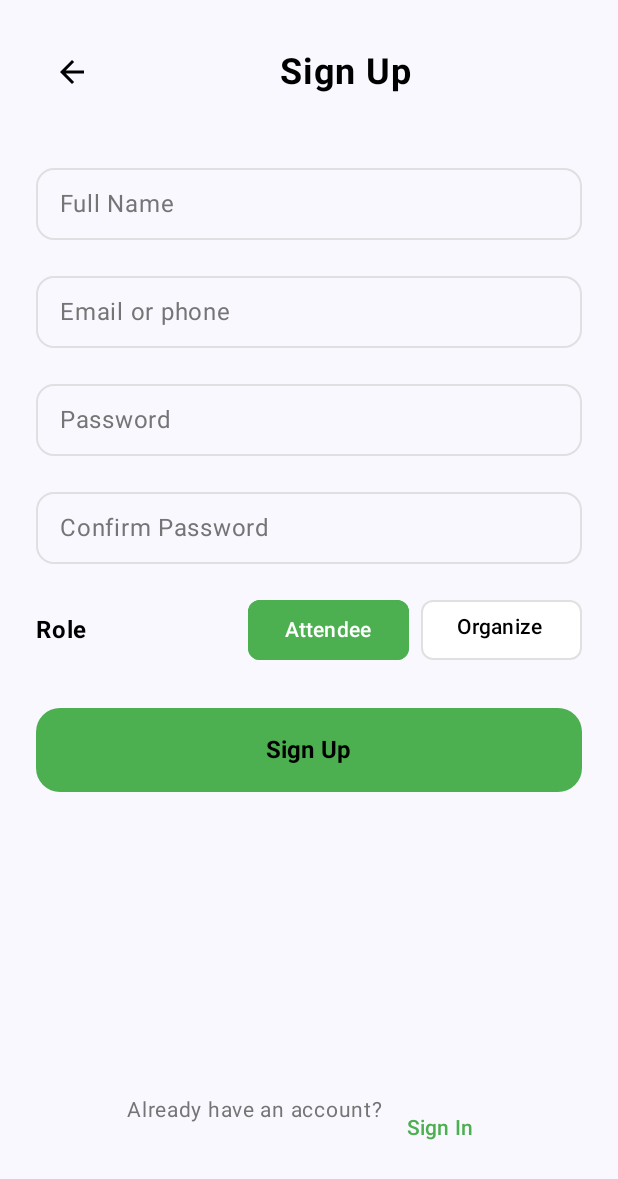
After one commit to e-mond/EventsWave, an Android app built with Jetpack Compose: the SignUpScreen screen opened through its navigation route, on a phone screen of 412 x 824 dp. The commit adds this screen. Shown: the top 1179 px of the screen. Run offline under Robolectric (Android 15) with nearby library versions, the phone set to English and light mode, and no system bars; our stand-ins replace Dagger/Hilt's generated code, Room's generated code.

Commit message:
Add signup screen with complete UI and navigation integration - Create SignUpScreen component with full name, email/phone, password fields - Add role selection (Attendee/Organizer) with toggle buttons - Implement SignUpViewModel with validation logic - Integrate signup screen into navigation flow - Fix containerColor parameter issues in auth screens - Connect login and signup screens with proper navigation

```diff
--- a/app/src/main/kotlin/com/eventwave/app/MainActivity.kt
+++ b/app/src/main/kotlin/com/eventwave/app/MainActivity.kt
@@ -24,10 +24,12 @@ import com.eventwave.app.navigation.NavigationRoutes
 import com.eventwave.app.ui.screens.attendee.EventListScreen
 import com.eventwave.app.ui.screens.attendee.EventDetailScreen
 import com.eventwave.app.ui.screens.auth.LoginScreen
+import com.eventwave.app.ui.screens.auth.SignUpScreen
 import com.eventwave.app.ui.screens.splash.SplashScreen
 import com.eventwave.app.ui.theme.EventWaveTheme
 import com.eventwave.app.ui.viewmodel.LoginViewModel
 import com.eventwave.app.ui.viewmodel.MainViewModel
+import com.eventwave.app.ui.viewmodel.SignUpViewModel
 import dagger.hilt.android.AndroidEntryPoint
 
 @AndroidEntryPoint
@@ -53,6 +55,7 @@ fun EventWaveApp() {
     val navController = rememberNavController()
     val mainViewModel: MainViewModel = hiltViewModel()
     val loginViewModel: LoginViewModel = hiltViewModel()
+    val signUpViewModel: SignUpViewModel = hiltViewModel()
 
     // Initialize sample data
     LaunchedEffect(Unit) {
@@ -82,10 +85,24 @@ fun EventWaveApp() {
                     // TODO: Navigate to forgot password screen
                 },
                 onSignUpClick = {
-                    // TODO: Navigate to sign up screen
+                    navController.navigate(NavigationRoutes.SignUp.route)
                 },
                 onHelpClick = {
                     // TODO: Show help dialog
+                }
+            )
+        }
+
+        composable(NavigationRoutes.SignUp.route) {
+            SignUpScreen(
+                onBackClick = {
+                    navController.popBackStack()
+                },
+                onSignUpClick = { fullName, emailOrPhone, password, confirmPassword, role ->
+                    signUpViewModel.signUp(fullName, emailOrPhone, password, confirmPassword, role)
+                },
+                onSignInClick = {
+                    navController.popBackStack()
                 }
             )
         }
@@ -124,4 +141,15 @@ fun EventWaveApp() {
             loginViewModel.resetLoginState()
         }
     }
+
+    // Handle signup state changes
+    LaunchedEffect(signUpViewModel.signUpState.collectAsState().value) {
+        val signUpState = signUpViewModel.signUpState.value
+        if (signUpState.isSignedUp) {
+            navController.navigate(NavigationRoutes.AttendeeMain.route) {
+                popUpTo(NavigationRoutes.SignUp.route) { inclusive = true }
+            }
+            signUpViewModel.resetSignUpState()
+        }
+    }
 }
--- a/app/src/main/kotlin/com/eventwave/app/navigation/NavigationRoutes.kt
+++ b/app/src/main/kotlin/com/eventwave/app/navigation/NavigationRoutes.kt
@@ -4,6 +4,7 @@ sealed class NavigationRoutes(val route: String) {
     // Main Navigation
     object Splash : NavigationRoutes("splash")
     object Login : NavigationRoutes("login")
+    object SignUp : NavigationRoutes("signup")
 
     // Attendee Navigation
     object AttendeeMain : NavigationRoutes("attendee_main")
--- a/app/src/main/kotlin/com/eventwave/app/ui/screens/auth/LoginScreen.kt
+++ b/app/src/main/kotlin/com/eventwave/app/ui/screens/auth/LoginScreen.kt
@@ -78,8 +78,7 @@ fun LoginScreen(
                 focusedBorderColor = Color(0xFF4CAF50),
                 unfocusedBorderColor = Color(0xFFE0E0E0),
                 focusedLabelColor = Color(0xFF4CAF50),
-                unfocusedLabelColor = Color(0xFF757575),
-                containerColor = Color(0xFFF5F5F5)
+                unfocusedLabelColor = Color(0xFF757575)
             ),
             keyboardOptions = KeyboardOptions(
                 keyboardType = KeyboardType.Email,
@@ -103,8 +102,7 @@ fun LoginScreen(
                 focusedBorderColor = Color(0xFF4CAF50),
                 unfocusedBorderColor = Color(0xFFE0E0E0),
                 focusedLabelColor = Color(0xFF4CAF50),
-                unfocusedLabelColor = Color(0xFF757575),
-                containerColor = Color(0xFFF5F5F5)
+                unfocusedLabelColor = Color(0xFF757575)
             ),
             visualTransformation = PasswordVisualTransformation(),
             keyboardOptions = KeyboardOptions(
--- /dev/null
+++ b/app/src/main/kotlin/com/eventwave/app/ui/screens/auth/SignUpScreen.kt
@@ -0,0 +1,285 @@
+package com.eventwave.app.ui.screens.auth
+
+import androidx.compose.foundation.layout.*
+import androidx.compose.foundation.shape.RoundedCornerShape
+import androidx.compose.foundation.text.KeyboardOptions
+import androidx.compose.material.icons.Icons
+import androidx.compose.material.icons.filled.ArrowBack
+import androidx.compose.material3.*
+import androidx.compose.runtime.*
+import androidx.compose.ui.Alignment
+import androidx.compose.ui.Modifier
+import androidx.compose.ui.graphics.Color
+import androidx.compose.ui.text.font.FontWeight
+import androidx.compose.ui.text.input.ImeAction
+import androidx.compose.ui.text.input.KeyboardType
+import androidx.compose.ui.text.input.PasswordVisualTransformation
+import androidx.compose.ui.text.style.TextAlign
+import androidx.compose.ui.unit.dp
+import androidx.compose.ui.unit.sp
+
+enum class UserRole {
+    ATTENDEE, ORGANIZER
+}
+
+@OptIn(ExperimentalMaterial3Api::class)
+@Composable
+fun SignUpScreen(
+    onBackClick: () -> Unit,
+    onSignUpClick: (String, String, String, String, UserRole) -> Unit,
+    onSignInClick: () -> Unit
+) {
+    var fullName by remember { mutableStateOf("") }
+    var emailOrPhone by remember { mutableStateOf("") }
+    var password by remember { mutableStateOf("") }
+    var confirmPassword by remember { mutableStateOf("") }
+    var selectedRole by remember { mutableStateOf(UserRole.ATTENDEE) }
+
+    Column(
+        modifier = Modifier
+            .fillMaxSize()
+            .padding(24.dp)
+    ) {
+        // Header with Back Arrow and Title
+        Row(
+            modifier = Modifier.fillMaxWidth(),
+            verticalAlignment = Alignment.CenterVertically
+        ) {
+            IconButton(
+                onClick = onBackClick,
+                modifier = Modifier.size(48.dp)
+            ) {
+                Icon(
+                    imageVector = Icons.Default.ArrowBack,
+                    contentDescription = "Back",
+                    tint = Color.Black
+                )
+            }
+
+            Spacer(modifier = Modifier.weight(1f))
+
+            Text(
+                text = "Sign Up",
+                fontSize = 24.sp,
+                fontWeight = FontWeight.Bold,
+                color = Color.Black,
+                modifier = Modifier.weight(1f),
+                textAlign = TextAlign.Center
+            )
+
+            Spacer(modifier = Modifier.weight(1f))
+        }
+
+        Spacer(modifier = Modifier.height(32.dp))
+
+        // Full Name Input Field
+        OutlinedTextField(
+            value = fullName,
+            onValueChange = { fullName = it },
+            label = { Text("Full Name") },
+            modifier = Modifier
+                .fillMaxWidth()
+                .height(56.dp),
+            shape = RoundedCornerShape(12.dp),
+            colors = OutlinedTextFieldDefaults.colors(
+                focusedBorderColor = Color(0xFF4CAF50),
+                unfocusedBorderColor = Color(0xFFE0E0E0),
+                focusedLabelColor = Color(0xFF4CAF50),
+                unfocusedLabelColor = Color(0xFF757575)
+            ),
+            keyboardOptions = KeyboardOptions(
+                keyboardType = KeyboardType.Text,
+                imeAction = ImeAction.Next
+            ),
+            singleLine = true
+        )
+
+        Spacer(modifier = Modifier.height(16.dp))
+
+        // Email or Phone Input Field
+        OutlinedTextField(
+            value = emailOrPhone,
+            onValueChange = { emailOrPhone = it },
+            label = { Text("Email or phone") },
+            modifier = Modifier
+                .fillMaxWidth()
+                .height(56.dp),
+            shape = RoundedCornerShape(12.dp),
+            colors = OutlinedTextFieldDefaults.colors(
+                focusedBorderColor = Color(0xFF4CAF50),
+                unfocusedBorderColor = Color(0xFFE0E0E0),
+                focusedLabelColor = Color(0xFF4CAF50),
+                unfocusedLabelColor = Color(0xFF757575)
+            ),
+            keyboardOptions = KeyboardOptions(
+                keyboardType = KeyboardType.Email,
+                imeAction = ImeAction.Next
+            ),
+            singleLine = true
+        )
+
+        Spacer(modifier = Modifier.height(16.dp))
+
+        // Password Input Field
+        OutlinedTextField(
+            value = password,
+            onValueChange = { password = it },
+            label = { Text("Password") },
+            modifier = Modifier
+                .fillMaxWidth()
+                .height(56.dp),
+            shape = RoundedCornerShape(12.dp),
+            colors = OutlinedTextFieldDefaults.colors(
+                focusedBorderColor = Color(0xFF4CAF50),
+                unfocusedBorderColor = Color(0xFFE0E0E0),
+                focusedLabelColor = Color(0xFF4CAF50),
+                unfocusedLabelColor = Color(0xFF757575)
+            ),
+            visualTransformation = PasswordVisualTransformation(),
+            keyboardOptions = KeyboardOptions(
+                keyboardType = KeyboardType.Password,
+                imeAction = ImeAction.Next
+            ),
+            singleLine = true
+        )
+
+        Spacer(modifier = Modifier.height(16.dp))
+
+        // Confirm Password Input Field
+        OutlinedTextField(
+            value = confirmPassword,
+            onValueChange = { confirmPassword = it },
+            label = { Text("Confirm Password") },
+            modifier = Modifier
+                .fillMaxWidth()
+                .height(56.dp),
+            shape = RoundedCornerShape(12.dp),
+            colors = OutlinedTextFieldDefaults.colors(
+                focusedBorderColor = Color(0xFF4CAF50),
+                unfocusedBorderColor = Color(0xFFE0E0E0),
+                focusedLabelColor = Color(0xFF4CAF50),
+                unfocusedLabelColor = Color(0xFF757575)
+            ),
+            visualTransformation = PasswordVisualTransformation(),
+            keyboardOptions = KeyboardOptions(
+                keyboardType = KeyboardType.Password,
+                imeAction = ImeAction.Done
+            ),
+            singleLine = true
+        )
+
+        Spacer(modifier = Modifier.height(24.dp))
+
+        // Role Selection
+        Row(
+            modifier = Modifier.fillMaxWidth(),
+            verticalAlignment = Alignment.CenterVertically
+        ) {
+            Text(
+                text = "Role",
+                fontSize = 16.sp,
+                fontWeight = FontWeight.Bold,
+                color = Color.Black
+            )
+
+            Spacer(modifier = Modifier.weight(1f))
+
+            // Attendee Button
+            OutlinedButton(
+                onClick = { selectedRole = UserRole.ATTENDEE },
+                modifier = Modifier
+                    .weight(1f)
+                    .height(40.dp),
+                shape = RoundedCornerShape(8.dp),
+                colors = ButtonDefaults.outlinedButtonColors(
+                    containerColor = if (selectedRole == UserRole.ATTENDEE) Color(0xFF4CAF50) else Color.White,
+                    contentColor = if (selectedRole == UserRole.ATTENDEE) Color.White else Color.Black
+                ),
+                border = androidx.compose.foundation.BorderStroke(
+                    1.dp,
+                    if (selectedRole == UserRole.ATTENDEE) Color(0xFF4CAF50) else Color(0xFFE0E0E0)
+                )
+            ) {
+                Text(
+                    text = "Attendee",
+                    fontSize = 14.sp,
+                    fontWeight = FontWeight.Medium
+                )
+            }
+
+            Spacer(modifier = Modifier.width(8.dp))
+
+            // Organizer Button
+            OutlinedButton(
+                onClick = { selectedRole = UserRole.ORGANIZER },
+                modifier = Modifier
+                    .weight(1f)
+                    .height(40.dp),
+                shape = RoundedCornerShape(8.dp),
+                colors = ButtonDefaults.outlinedButtonColors(
+                    containerColor = if (selectedRole == UserRole.ORGANIZER) Color(0xFF4CAF50) else Color.White,
+                    contentColor = if (selectedRole == UserRole.ORGANIZER) Color.White else Color.Black
+                ),
+                border = androidx.compose.foundation.BorderStroke(
+                    1.dp,
+                    if (selectedRole == UserRole.ORGANIZER) Color(0xFF4CAF50) else Color(0xFFE0E0E0)
+                )
+            ) {
+                Text(
+                    text = "Organizer",
+                    fontSize = 14.sp,
+                    fontWeight = FontWeight.Medium
+                )
+            }
+        }
+
+        Spacer(modifier = Modifier.height(32.dp))
+
+        // Sign Up Button
+        Button(
+            onClick = {
+                onSignUpClick(fullName, emailOrPhone, password, confirmPassword, selectedRole)
+            },
+            modifier = Modifier
+                .fillMaxWidth()
+                .height(56.dp),
+            shape = RoundedCornerShape(16.dp),
+            colors = ButtonDefaults.buttonColors(
+                containerColor = Color(0xFF4CAF50)
+            )
+        ) {
+            Text(
+                text = "Sign Up",
+                fontSize = 16.sp,
+                fontWeight = FontWeight.Bold,
+                color = Color.Black
+            )
+        }
+
+        Spacer(modifier = Modifier.weight(1f))
+
+        // Sign In Link
+        Row(
+            modifier = Modifier.fillMaxWidth(),
+            horizontalArrangement = Arrangement.Center
+        ) {
+            Text(
+                text = "Already have an account? ",
+                color = Color(0xFF757575),
+                fontSize = 14.sp
+            )
+            TextButton(
+                onClick = onSignInClick
+            ) {
+                Text(
+                    text = "Sign In",
+                    color = Color(0xFF4CAF50),
+                    fontSize = 14.sp,
+                    fontWeight = FontWeight.Medium
+                )
+            }
+        }
+
+        Spacer(modifier = Modifier.height(24.dp))
+    }
+}
--- /dev/null
+++ b/app/src/main/kotlin/com/eventwave/app/ui/viewmodel/SignUpViewModel.kt
@@ -0,0 +1,101 @@
+package com.eventwave.app.ui.viewmodel
+
+import androidx.lifecycle.ViewModel
+import androidx.lifecycle.viewModelScope
+import com.eventwave.app.ui.screens.auth.UserRole
+import kotlinx.coroutines.flow.MutableStateFlow
+import kotlinx.coroutines.flow.StateFlow
+import kotlinx.coroutines.flow.asStateFlow
+import kotlinx.coroutines.launch
+
+data class SignUpState(
+    val isLoading: Boolean = false,
+    val isSignedUp: Boolean = false,
+    val error: String? = null
+)
+
+class SignUpViewModel : ViewModel() {
+
+    private val _signUpState = MutableStateFlow(SignUpState())
+    val signUpState: StateFlow<SignUpState> = _signUpState.asStateFlow()
+
+    fun signUp(
+        fullName: String,
+        emailOrPhone: String,
+        password: String,
+        confirmPassword: String,
+        role: UserRole
+    ) {
+        // Validation
+        when {
+            fullName.isBlank() -> {
+                _signUpState.value = _signUpState.value.copy(
+                    error = "Please enter your full name"
+                )
+                return
+            }
+            emailOrPhone.isBlank() -> {
+                _signUpState.value = _signUpState.value.copy(
+                    error = "Please enter your email or phone number"
+                )
+                return
+            }
+            password.isBlank() -> {
+                _signUpState.value = _signUpState.value.copy(
+                    error = "Please enter a password"
+                )
+                return
+            }
+            password.length < 6 -> {
+                _signUpState.value = _signUpState.value.copy(
+                    error = "Password must be at least 6 characters long"
+                )
+                return
+            }
+            confirmPassword.isBlank() -> {
+                _signUpState.value = _signUpState.value.copy(
+                    error = "Please confirm your password"
+                )
+                return
+            }
+            password != confirmPassword -> {
+                _signUpState.value = _signUpState.value.copy(
+                    error = "Passwords do not match"
+                )
+                return
+            }
+        }
+
+        viewModelScope.launch {
+            _signUpState.value = _signUpState.value.copy(
+                isLoading = true,
+                error = null
+            )
+
+            try {
+                // Simulate API call
+                kotlinx.coroutines.delay(1500)
+
+                // For demo purposes, accept any valid input
+                _signUpState.value = _signUpState.value.copy(
+                    isLoading = false,
+                    isSignedUp = true,
+                    error = null
+                )
+            } catch (e: Exception) {
+                _signUpState.value = _signUpState.value.copy(
+                    isLoading = false,
+                    error = "Sign up failed: ${e.message}"
+                )
+            }
+        }
+    }
+
+    fun clearError() {
+        _signUpState.value = _signUpState.value.copy(error = null)
+    }
+
+    fun resetSignUpState() {
+        _signUpState.value = SignUpState()
+    }
+}
```
